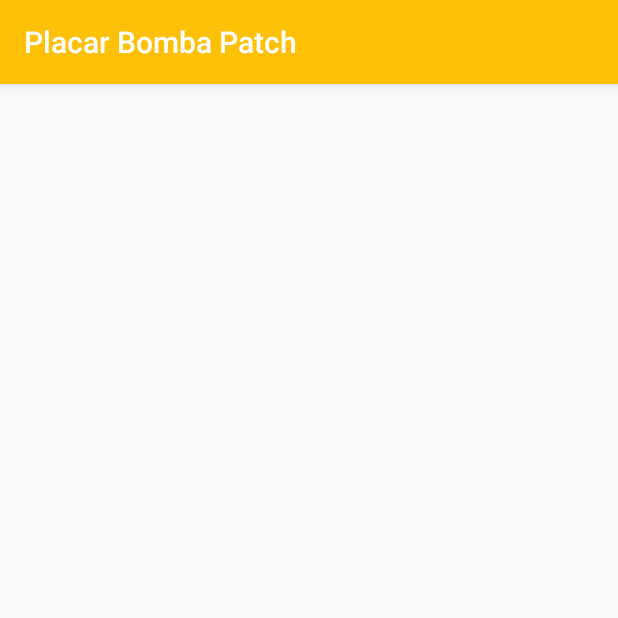
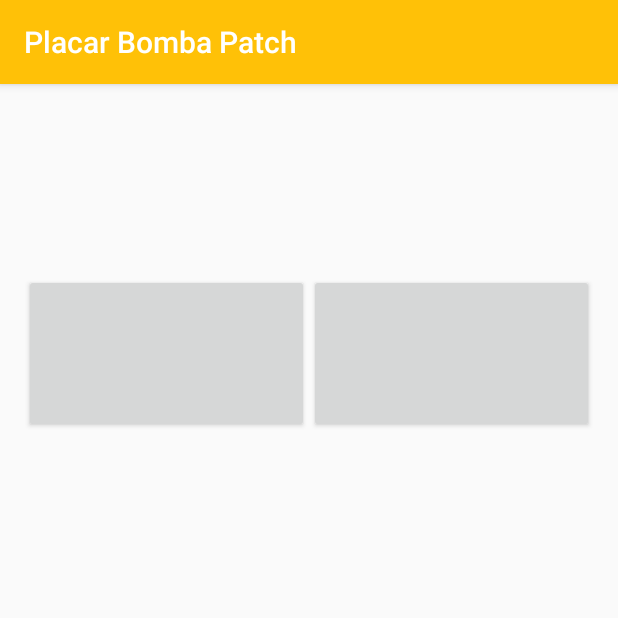
Before and after one commit to srianez/android-Aula01, an Android app: the PlacarActivity screen opened directly, with no data from a screen before it, on a phone screen of 412 x 824 dp, the top half of it. Run offline under Robolectric (Android 15) with nearby library versions, the phone set to English and light mode, and no system bars.

Commit message:
segunndo commit

```diff
--- a/app/src/main/java/br/com/fiap/placar/PlacarActivity.java
+++ b/app/src/main/java/br/com/fiap/placar/PlacarActivity.java
@@ -2,12 +2,38 @@ package br.com.fiap.placar;
 
 import android.support.v7.app.AppCompatActivity;
 import android.os.Bundle;
+import android.view.View;
+import android.widget.TextView;
 
 public class PlacarActivity extends AppCompatActivity {
+
+    private TextView tvTimeCasa;
+    private TextView tvTimeVisitante;
+    private TextView tvPlacarCasa;
+    private TextView tvPlacarVisitante;
+
+    private int golCasa = 0, golVisitante = 0;
+
 
     @Override
     protected void onCreate(Bundle savedInstanceState) {
         super.onCreate(savedInstanceState);
         setContentView(R.layout.activity_placar);
+
+        tvTimeCasa = (TextView) findViewById(R.id.tvTimeCasa);
+        tvTimeVisitante = (TextView) findViewById(R.id.etTimeVisitante);
+        tvPlacarCasa = (TextView) findViewById(R.id.tvPlacarCasa);
+        tvPlacarVisitante = (TextView) findViewById(R.id.etTimeVisitante);
+
+    }
+
+    public void  golCasa(View v) {
+        golCasa ++;
+        tvPlacarCasa.setText(golCasa);
+    }
+
+    public void  golVisitante(View v) {
+        golVisitante ++;
+        tvPlacarVisitante.setText(golVisitante);
     }
 }
--- a/app/src/main/res/layout/activity_placar.xml
+++ b/app/src/main/res/layout/activity_placar.xml
@@ -17,17 +17,51 @@
         android:orientation="horizontal">
 
         <TextView
-            android:layout_width="wrap_content"
-            android:layout_height="wrap_content"
-            tools:text="Time A"
-            android:layout_weight="0.5"
-            android:gravity="center"/>
+            style="@style/elemento_placar_titulo"
+            tools:text="Tricolor"
+            android:id="@+id/tvTimeCasa" />
+
         <TextView
-            android:layout_width="wrap_content"
-            android:layout_height="wrap_content"
-            android:layout_weight="0.5"
-            tools:text="Time B"
-            android:gravity="center"/>
+            style="@style/elemento_placar_titulo"
+            tools:text="Galinhada"
+            android:id="@+id/tvTimeVisitante" />
+
+    </LinearLayout>
+
+
+    <LinearLayout
+        android:layout_width="match_parent"
+        android:layout_height="wrap_content"
+        android:orientation="horizontal">
+
+        <TextView
+            style="@style/elemento_placar_valor"
+            tools:text="0"
+            android:id="@+id/tvPlacarCasa" />
+
+        <TextView
+            style="@style/elemento_placar_valor"
+            tools:text="1"
+            android:id="@+id/tvPlacarVisitante" />
+
+    </LinearLayout>
+
+    <LinearLayout
+        android:layout_width="match_parent"
+        android:layout_height="wrap_content"
+        android:orientation="horizontal">
+
+        <Button
+            style="@style/elemento_placar_botao"
+            tools:text="GOL"
+            android:id="@+id/btGolCasa"
+            android:onClick="golCasa" />
+
+        <Button
+            style="@style/elemento_placar_botao"
+            tools:text="GOL"
+            android:id="@+id/btGolVisitante"
+            android:onClick="golVisitante" />
 
     </LinearLayout>
 
--- a/app/src/main/res/values/styles.xml
+++ b/app/src/main/res/values/styles.xml
@@ -20,4 +20,14 @@
         <item name="android:textStyle">bold</item>
     </style>
 
+    <style name="elemento_placar_valor" parent="elemento_placar">
+        <item name="android:textSize">64sp</item>
+        <item name="android:textStyle">bold</item>
+    </style>
+
+    <style name="elemento_placar_botao" parent="elemento_placar">
+        <item name="android:textSize">64sp</item>
+        <item name="android:textStyle">bold</item>
+    </style>
+
 </resources>
```
